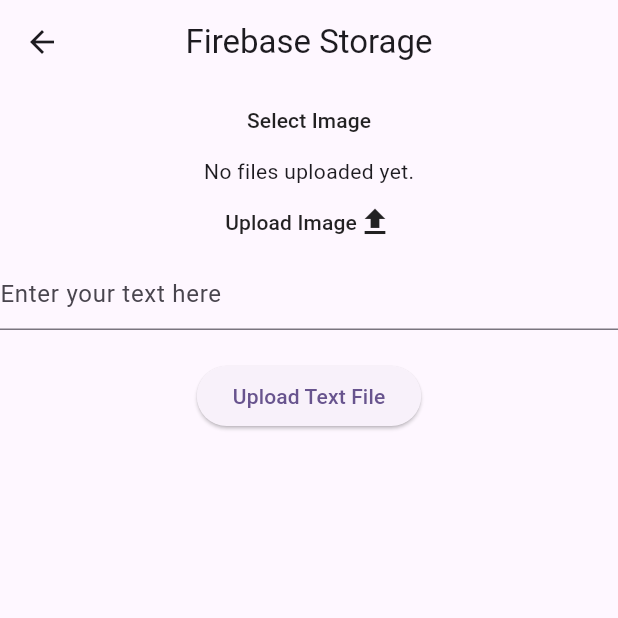
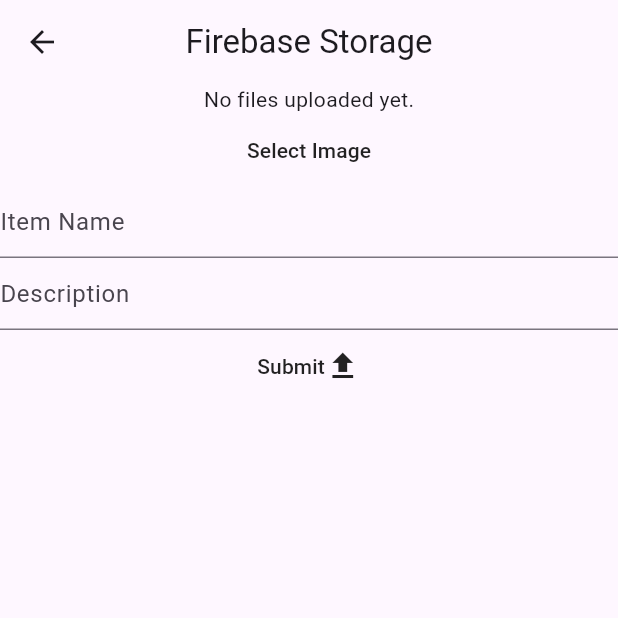
Before and after one commit to ethanf23/umd-lost-and-found-app, a Flutter app: the screen it shows after launch, after a tap on the "add" icon, on a phone screen of 412 x 824 dp, the top half of it. Run offline on Flutter 3.47's test engine with Material 3 defaults, Android fonts, the phone set to English and light mode, and no system bars; our stand-ins replace firebase_core, firebase_storage, flutter_map, geolocator, image_picker, latlong2; accounts and stored records are empty.

Commit message:
text and image upload done through LostItem object

```diff
--- a/lib/add_item_h.dart
+++ b/lib/add_item_h.dart
@@ -3,10 +3,12 @@ import 'dart:io';
 import 'dart:typed_data';
 import 'package:firebase_storage/firebase_storage.dart';
 import 'package:flutter/material.dart';
+import 'package:umdlostandfound/lost_item.dart';
 import 'utils.dart';
 
 class AddItemH extends StatefulWidget {
-  const AddItemH({super.key});
+  const AddItemH({super.key, required this.item});
+  final LostItem item;
 
   @override
   State<AddItemH> createState() => _AddItemHState();
@@ -14,14 +16,14 @@ class AddItemH extends StatefulWidget {
 
 class _AddItemHState extends State<AddItemH> {
   File? _uploadedFile;
-  TextEditingController _textEditingController = TextEditingController();
-
-
+  late final LostItem item;
+  final TextEditingController _nameController = TextEditingController();
+  final TextEditingController _descController = TextEditingController();
 
   @override
   void initState() {
     super.initState();
-    //getUploadedFiles();
+    item = widget.item;
   }
 
   @override
@@ -35,33 +37,38 @@ class _AddItemHState extends State<AddItemH> {
       ),
       body: Center(
           child: Column(children: [
+        _buildUI(),
         _selectMediaButton(context),
-        _buildUI(),
-        _uploadMediaButton(context),
         TextField(
-              controller: _textEditingController,
-              decoration: InputDecoration(
-                hintText: 'Enter your text here',
+          controller: _nameController,
+          decoration: const InputDecoration(
+            hintText: 'Item Name',
           ),
         ),
-            SizedBox(height: 20.0),
-            ElevatedButton(
+        TextField(
+          controller: _descController,
+          decoration: const InputDecoration(
+            hintText: 'Description',
+          ),
+        ),
+        MaterialButton(
           onPressed: () {
-                String text = _textEditingController.text;
-                if (text.isNotEmpty) {
-                  _uploadTextFile(text);
-                }
+            item.name = _nameController.text;
+            item.description = _descController.text;
+            _uploadMedia(item);
           },
-              child: Text('Upload Text File'),
+          child: const Row(
+            mainAxisAlignment: MainAxisAlignment.center,
+            children: [
+              Text("Submit"),
+              Icon(
+                Icons.upload,
+              ),
+            ],
+          ),
         ),
       ])),
     );
-
-      @override
-      void dispose() {
-        _textEditingController.dispose();
-        super.dispose();
-     }
   }
 
   Widget _selectMediaButton(BuildContext context) {
@@ -79,30 +86,24 @@ class _AddItemHState extends State<AddItemH> {
         ));
   }
 
-  Widget _uploadMediaButton(BuildContext context) {
-    return MaterialButton(
-      onPressed: () async {
-        // File? selectedImage = await getImageFromGallery();
-        if (_uploadedFile != null) {
-          bool success = await uploadFileForUser(_uploadedFile!);
+  void _uploadMedia(LostItem item) async {
+    if (_uploadedFile != null &&
+        item.name.isNotEmpty &&
+        item.description.isNotEmpty) {
+      bool success = await uploadInfo(
+          _uploadedFile!, "${item.name}\n${item.description}", item.path);
       if (success) {
         setState(() {
           _uploadedFile = null;
+          // Dispose text box
         });
         print("Success");
       }
+    } else if (_uploadedFile != null) {
+      //error handle empty text box
+    } else {
+      // Error handle empty image or both empty
     }
-      },
-      child: const Row(
-        mainAxisAlignment: MainAxisAlignment.center,
-        children: [
-          Text("Upload Image"),
-          Icon(
-            Icons.upload,
-          ),
-        ],
-      ),
-    );
   }
 
   Widget _buildUI() {
@@ -117,57 +118,5 @@ class _AddItemHState extends State<AddItemH> {
         ),
       );
     }
-    // return ListView.builder(
-    //   itemCount: _uploadedFiles.length,
-    //   itemBuilder: (context, index) {
-    //     Reference ref = _uploadedFiles[index];
-    //     return FutureBuilder(
-    //       future: ref.getDownloadURL(),
-    //       builder: (context, snapshot) {
-    //         if (snapshot.hasData) {
-    //           return ListTile(
-    //             leading: Image.network(snapshot.data!),
-    //             title: Text(
-    //               ref.name,
-    //             ),
-    //           );
-    //         }
-    //         return Container();
-    //       },
-    //     );
-    //   },
-    // );
-  }
-
-  // void getUploadedFiles() async {
-  //   List<Reference>? result = await getUsersUplodedFiles();
-  //   if (result != null) {
-  //     print(result.toString());
-  //     setState(
-  //       () {
-  //         _uploadedFiles = result;
-  //       },
-  //     );
-  //   }
-  // }
-
-
-    void _uploadTextFile(String text) async {
-    try {
-      // Encode text to bytes using UTF-8 encoding
-      Uint8List textBytes = Uint8List.fromList(utf8.encode(text));
-
-      final storageRef = FirebaseStorage.instance.ref();
-      final timestamp = DateTime.now().microsecondsSinceEpoch;
-      final uploadRef = storageRef.child("textfiles/$timestamp.txt");
-
-      // Upload the text bytes to Firebase Storage
-      await uploadRef.putData(textBytes);
-
-      print('Text file uploaded successfully');
-    } catch (e) {
-      print('Error uploading text file: $e');
   }
 }
-
-}
--- /dev/null
+++ b/lib/lost_item.dart
@@ -0,0 +1,9 @@
+import 'dart:io';
+
+class LostItem {
+  String name;
+  String description;
+  final String path;
+
+  LostItem(this.name, this.description, this.path);
+}
--- a/lib/main.dart
+++ b/lib/main.dart
@@ -4,6 +4,7 @@ import 'package:flutter_map/flutter_map.dart';
 import 'package:latlong2/latlong.dart';
 import 'package:umdlostandfound/add_item_h.dart';
 import 'package:umdlostandfound/location_handling.dart';
+import 'package:umdlostandfound/lost_item.dart';
 import 'package:umdlostandfound/random_markers.dart';
 import 'package:firebase_core/firebase_core.dart';
 import 'firebase_options.dart';
@@ -64,11 +65,12 @@ class _MyHomePageState extends State<MyHomePage> {
       speedAccuracy: 0);
 
   void _add() {
+    final LostItem item = LostItem("", "",
+        'uploads/${position.latitude.toString()}, ${position.longitude.toString()}');
     print("Adding");
     getPosition().then((value) => position = value);
-    print('${position.latitude.toString()}, ${position.longitude.toString()}');
     Navigator.push(
-        context, MaterialPageRoute(builder: (context) => const AddItemH()));
+        context, MaterialPageRoute(builder: (context) => AddItemH(item: item)));
   }
 
   // Connect storage to FirebaseStorage instance
```
Also changed, not shown: lib/utils.dart (+11 -4 lines). Lines whose indentation alone changed are shown as unchanged.
